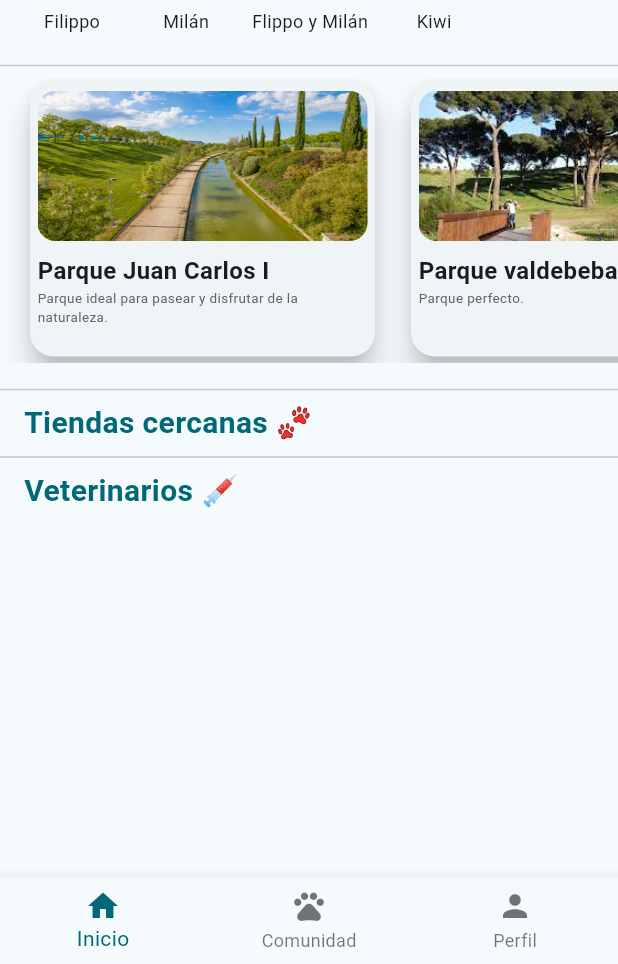
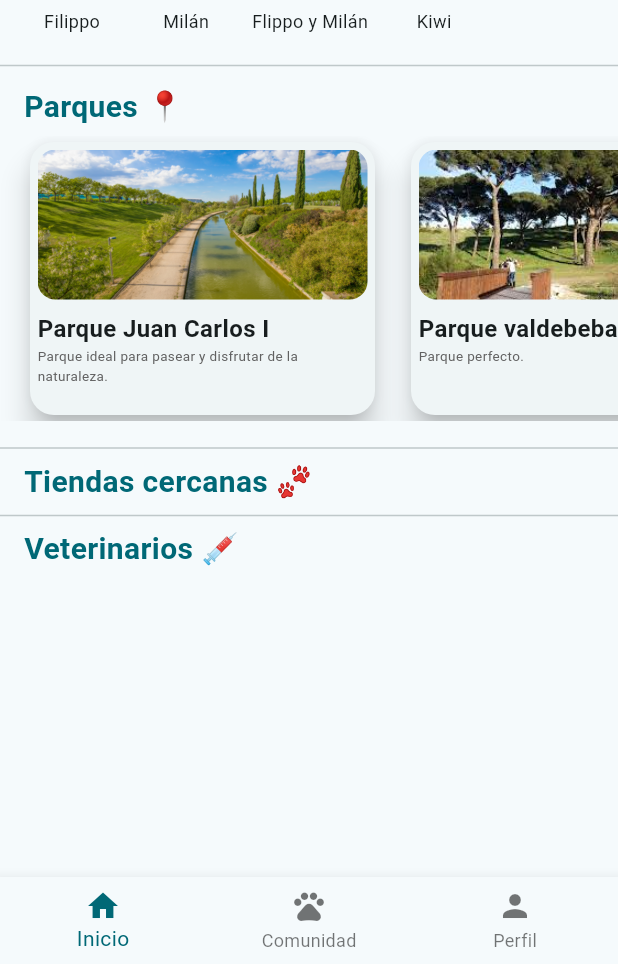
Before and after one commit to josebayondev/dog-share, a Flutter app: the MainScreen screen opened by its route, on a phone screen of 412 x 824 dp, the part 272-1236 px from its top. Run offline on Flutter 3.47's test engine with Material 3 defaults, Android fonts, the phone set to English and light mode, and no system bars; our stand-ins replace cloud_firestore, firebase_auth, firebase_core, go_router; accounts and stored records are empty.

Commit message:
Guardado de archivos

```diff
--- a/lib/presentation/screens/community_screen.dart
+++ b/lib/presentation/screens/community_screen.dart
@@ -44,8 +44,6 @@ class CommunityScreen extends StatelessWidget {
               final user = users[index];
               final alias = user['alias'] ?? 'Sin nombre';
               final imageUrl = user['imageUrl'];
-
-
               return ListTile(
                 onTap: () => print('Pulsaste el perfil de [$alias]'),
                 leading: imageUrl != null
--- a/lib/presentation/widgets/home/dog_places_widget.dart
+++ b/lib/presentation/widgets/home/dog_places_widget.dart
@@ -11,10 +11,35 @@ class DogPlaces extends StatelessWidget {
     final Color color = Theme.of(context).colorScheme.primary;
 
     return Column(
+      crossAxisAlignment: CrossAxisAlignment.start,
       children: [
+         const SizedBox(height: 5),
+        _TextPlaces(color: color),
+        const SizedBox(height: 5),
         _SizedBoxPlaces(dogPlaces: placesData, color: color,),
         SizedBox(height: 10),
       ],
+    );
+  }
+}
+
+class _TextPlaces extends StatelessWidget {
+  const _TextPlaces({
+    required this.color,
+  });
+
+  final Color color;
+
+  @override
+  Widget build(BuildContext context) {
+    return Padding(
+      padding: const EdgeInsets.symmetric(horizontal: 16, ),
+      child: Text('Parques 📍',
+          style: TextStyle(
+            fontSize: 20,
+            fontWeight: FontWeight.bold,
+            color: color,
+          )),
     );
   }
 }
--- a/lib/presentation/widgets/home/friends_widget.dart
+++ b/lib/presentation/widgets/home/friends_widget.dart
@@ -12,9 +12,9 @@ class Friends extends StatelessWidget {
     return Column(
       crossAxisAlignment: CrossAxisAlignment.start,
       children: [
-        SizedBox(height: 16),
+        const SizedBox(height: 16),
         _TextFriends(color: color),
-        SizedBox(height: 16),
+        const SizedBox(height: 16),
         _SizedBoxListFriends(friends: friendsData, color: color),
       ],
     );
```
